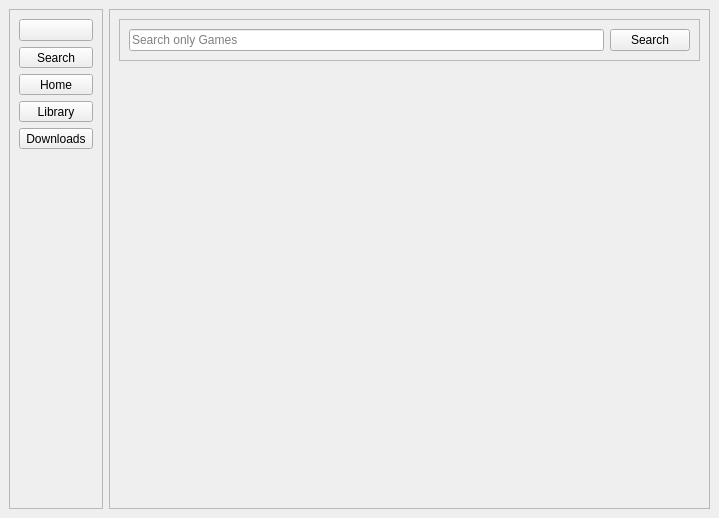
Before: the Qt Designer form ui_design/main_window.ui in EpicDarkGalaxy/GamesYARD, drawn with Qt 5.
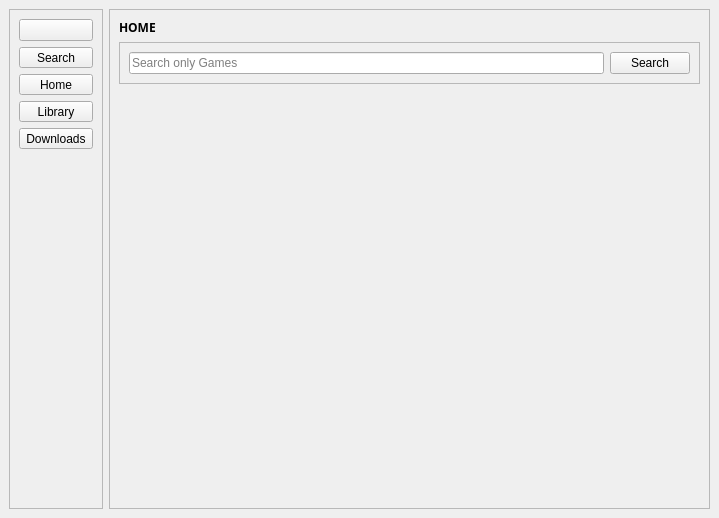
After: the same form once the commit is applied. Icons and pictures are not drawn.

Commit message: Add downloads view and refactor navigation system Add downloads view and refactor navigation system

```diff
--- a/ui_design/main_window.ui
+++ b/ui_design/main_window.ui
@@ -166,6 +166,19 @@
        <enum>QFrame::Shadow::Raised</enum>
       </property>
       <layout class="QVBoxLayout" name="verticalLayout_3">
+       <item>
+        <widget class="QLabel" name="current_view_name">
+         <property name="font">
+          <font>
+           <family>Sans</family>
+           <bold>true</bold>
+          </font>
+         </property>
+         <property name="text">
+          <string>HOME</string>
+         </property>
+        </widget>
+       </item>
        <item>
         <widget class="QFrame" name="header">
          <property name="sizePolicy">
```
The commit also changes 29 other files.
